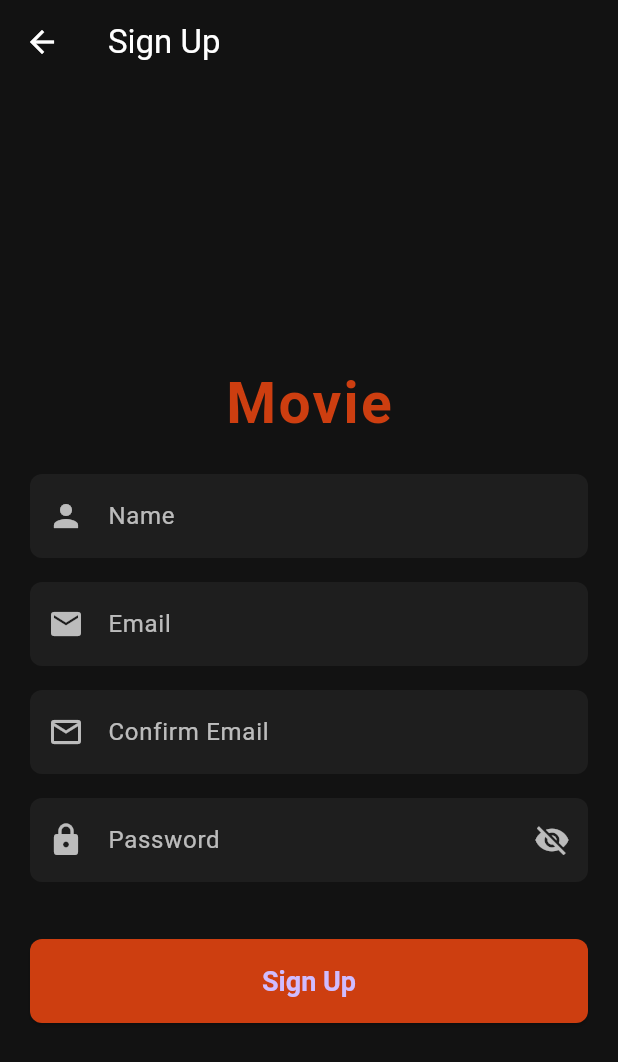
After one commit to AlshaimaaAbdElnaeem/movie, a Flutter app: the screen it shows after launch, scrolled down 56 dp, after a tap on "Sign In", after a tap on "Sign Up", on a phone screen of 412 x 824 dp. The commit adds this screen. Shown: the top 1062 px of the screen. Run offline on Flutter 3.47's test engine with Material 3 defaults, Android fonts, the phone set to English and light mode, and no system bars; our stand-ins replace dio, go_router, shared_preferences.

Commit message:
Add authentication screens and logic

```diff
--- /dev/null
+++ b/lib/features/Auth/signin.dart
@@ -0,0 +1,220 @@
+import 'package:flutter/material.dart';
+import 'signup.dart';
+import 'package:movie/features/navigation/nav_bar.dart';
+import 'package:shared_preferences/shared_preferences.dart';
+
+class SignInPage extends StatefulWidget {
+  const SignInPage({super.key});
+
+  @override
+  State<SignInPage> createState() => _SignInPageState();
+}
+
+class _SignInPageState extends State<SignInPage> {
+  final _formKey = GlobalKey<FormState>();
+  final emailController = TextEditingController();
+  final passwordController = TextEditingController();
+
+  bool obscure = true;
+
+  @override
+  Widget build(BuildContext context) {
+    return Scaffold(
+      backgroundColor: const Color(0xFF121212),
+      appBar: AppBar(
+        title: const Text('Sign In', style: TextStyle(color: Colors.white)),
+        backgroundColor: Colors.transparent,
+        elevation: 0,
+        iconTheme: const IconThemeData(color: Colors.white),
+      ),
+      body: SingleChildScrollView(
+        child: SizedBox(
+          height: MediaQuery.of(context).size.height,
+          child: Center(
+            child: ConstrainedBox(
+              constraints: const BoxConstraints(maxWidth: 600),
+              child: Padding(
+                padding: const EdgeInsets.fromLTRB(20.0, 8.0, 20.0, 20.0),
+                child: Form(
+                  key: _formKey,
+                  autovalidateMode: AutovalidateMode.onUserInteraction,
+                  child: Column(
+                    mainAxisSize: MainAxisSize
+                        .min, // ensure column wraps its content so it centers
+                    mainAxisAlignment: MainAxisAlignment.center,
+                    crossAxisAlignment: CrossAxisAlignment.center,
+                    children: [
+                      const Center(
+                        child: Text(
+                          'Movie',
+                          style: TextStyle(
+                            color: Color(
+                              0xFFCD3E10,
+                            ), // accent color used in app
+                            fontSize: 38,
+                            fontWeight: FontWeight.bold,
+                            letterSpacing: 1.5,
+                          ),
+                        ),
+                      ),
+                      const SizedBox(height: 8),
+                      userField(
+                        'Email',
+                        Icons.email,
+                        emailController,
+                        false,
+                        true,
+                      ),
+                      userField(
+                        'Password',
+                        Icons.lock,
+                        passwordController,
+                        true,
+                        false,
+                      ),
+                      const SizedBox(height: 30),
+                      ElevatedButton(
+                        style: ElevatedButton.styleFrom(
+                          backgroundColor: const Color(0xFFCD3E10),
+                          minimumSize: const Size(
+                            double.infinity,
+                            56,
+                          ), // full-width and taller
+                          padding: const EdgeInsets.symmetric(vertical: 16),
+                          shape: RoundedRectangleBorder(
+                            borderRadius: BorderRadius.circular(8),
+                          ),
+                          textStyle: const TextStyle(
+                            fontSize: 18,
+                            fontWeight: FontWeight.w600,
+                          ),
+                        ),
+                        onPressed: () async {
+                          if (_formKey.currentState!.validate()) {
+                            await _authenticate();
+                          }
+                        },
+                        child: const Text('Sign In'),
+                      ),
+                      const SizedBox(height: 15),
+                      Row(
+                        mainAxisAlignment: MainAxisAlignment.center,
+                        children: [
+                          const Text(
+                            "Don't have an account? ",
+                            style: TextStyle(color: Colors.white70),
+                          ),
+                          TextButton(
+                            style: TextButton.styleFrom(
+                              foregroundColor: const Color(0xFFCD3E10),
+                            ),
+                            onPressed: () {
+                              Navigator.push(
+                                context,
+                                MaterialPageRoute(
+                                  builder: (_) => const SignUpPage(),
+                                ),
+                              );
+                            },
+                            child: const Text('Sign Up'),
+                          ),
+                        ],
+                      ),
+                    ],
+                  ),
+                ),
+              ),
+            ),
+          ),
+        ),
+      ),
+    );
+  }
+
+  Widget userField(
+    String label,
+    IconData icon,
+    TextEditingController controller,
+    bool isPassword, [
+    bool isEmail = false,
+  ]) {
+    final emailRegex = RegExp(r"^[\w-\.]+@([\w-]+\.)+[\w-]{2,4}$");
+    return Padding(
+      padding: const EdgeInsets.symmetric(vertical: 8.0),
+      child: TextFormField(
+        onChanged: (value) {
+          // re-validate the form as the user types so the "required" message disappears
+          if (_formKey.currentState != null) _formKey.currentState!.validate();
+        },
+        controller: controller,
+        obscureText: isPassword ? obscure : false,
+        style: const TextStyle(color: Colors.white),
+        cursorColor: Colors.white70,
+        validator: (value) {
+          if (value == null || value.trim().isEmpty) {
+            return 'This field is required';
+          }
+          if (isEmail && !emailRegex.hasMatch(value.trim())) {
+            return 'Enter a valid email';
+          }
+          return null;
+        },
+        decoration: InputDecoration(
+          filled: true,
+          fillColor: const Color(0xFF1E1E1E),
+          prefixIcon: Icon(icon, color: Colors.white70),
+          labelText: label,
+          labelStyle: const TextStyle(color: Colors.white70),
+          contentPadding: const EdgeInsets.symmetric(
+            vertical: 16.0,
+            horizontal: 12.0,
+          ),
+          border: OutlineInputBorder(
+            borderRadius: BorderRadius.circular(8),
+            borderSide: BorderSide.none,
+          ),
+          suffixIcon: isPassword
+              ? IconButton(
+                  icon: Icon(
+                    obscure ? Icons.visibility_off : Icons.visibility,
+                    color: Colors.white70,
+                  ),
+                  onPressed: () => setState(() => obscure = !obscure),
+                )
+              : null,
+        ),
+      ),
+    );
+  }
+
+  Future<void> _authenticate() async {
+    final prefs = await SharedPreferences.getInstance();
+    if (!mounted) return;
+    final storedEmail = prefs.getString('user_email');
+    final storedPassword = prefs.getString('user_password');
+
+    if (storedEmail == null || storedPassword == null) {
+      if (!mounted) return;
+      ScaffoldMessenger.of(context).showSnackBar(
+        const SnackBar(content: Text('No user found. Please sign up.')),
+      );
+      return;
+    }
+
+    final email = emailController.text.trim();
+    final password = passwordController.text;
+
+    if (email == storedEmail && password == storedPassword) {
+      if (!mounted) return;
+      Navigator.pushReplacement(
+        context,
+        MaterialPageRoute(builder: (_) => const MyNavBar()),
+      );
+    } else {
+      if (!mounted) return;
+      ScaffoldMessenger.of(context).showSnackBar(
+        const SnackBar(content: Text('Invalid email or password')),
+      );
+    }
+  }
+}
--- /dev/null
+++ b/lib/features/Auth/signup.dart
@@ -0,0 +1,206 @@
+import 'package:flutter/material.dart';
+import 'package:movie/features/navigation/nav_bar.dart';
+import 'package:shared_preferences/shared_preferences.dart';
+
+class SignUpPage extends StatefulWidget {
+  const SignUpPage({super.key});
+
+  @override
+  State<SignUpPage> createState() => _SignUpPageState();
+}
+
+class _SignUpPageState extends State<SignUpPage> {
+  final _formKey = GlobalKey<FormState>();
+  final nameController = TextEditingController();
+  final emailController = TextEditingController();
+  final confirmEmailController = TextEditingController();
+  final passwordController = TextEditingController();
+
+  bool obscure = true;
+
+  @override
+  Widget build(BuildContext context) {
+    return Scaffold(
+      backgroundColor: const Color(0xFF121212),
+      appBar: AppBar(
+        title: const Text('Sign Up', style: TextStyle(color: Colors.white)),
+        backgroundColor: Colors.transparent,
+        elevation: 0,
+        iconTheme: const IconThemeData(color: Colors.white),
+      ),
+      body: SingleChildScrollView(
+        child: SizedBox(
+          height: MediaQuery.of(context).size.height,
+          child: Center(
+            child: ConstrainedBox(
+              constraints: const BoxConstraints(maxWidth: 600),
+              child: Padding(
+                padding: const EdgeInsets.fromLTRB(20.0, 8.0, 20.0, 20.0),
+                child: Form(
+                  key: _formKey,
+                  autovalidateMode: AutovalidateMode.onUserInteraction,
+                  child: Column(
+                    mainAxisSize:
+                        MainAxisSize.min, // keep column compact to center it
+                    mainAxisAlignment: MainAxisAlignment.center,
+                    crossAxisAlignment: CrossAxisAlignment.center,
+                    children: [
+                      // app-style title similar to splash above the Name field
+                      const Center(
+                        child: Text(
+                          'Movie',
+                          style: TextStyle(
+                            color: Color(
+                              0xFFCD3E10,
+                            ), // accent color used in app
+                            fontSize: 38,
+                            fontWeight: FontWeight.bold,
+                            letterSpacing: 1.5,
+                          ),
+                        ),
+                      ),
+                      const SizedBox(height: 12),
+                      userField(
+                        'Name',
+                        Icons.person,
+                        nameController,
+                        false,
+                        false,
+                      ),
+                      userField(
+                        'Email',
+                        Icons.email,
+                        emailController,
+                        false,
+                        true,
+                      ),
+                      userField(
+                        'Confirm Email',
+                        Icons.email_outlined,
+                        confirmEmailController,
+                        false,
+                        true,
+                      ),
+                      userField(
+                        'Password',
+                        Icons.lock,
+                        passwordController,
+                        true,
+                        false,
+                      ),
+                      const SizedBox(height: 30),
+                      ElevatedButton(
+                        style: ElevatedButton.styleFrom(
+                          backgroundColor: const Color(0xFFCD3E10),
+                          minimumSize: const Size(
+                            double.infinity,
+                            56,
+                          ), // full-width & taller
+                          padding: const EdgeInsets.symmetric(vertical: 16),
+                          shape: RoundedRectangleBorder(
+                            borderRadius: BorderRadius.circular(8),
+                          ),
+                          textStyle: const TextStyle(
+                            fontSize: 18,
+                            fontWeight: FontWeight.w600,
+                          ),
+                        ),
+                        onPressed: () async {
+                          if (_formKey.currentState!.validate()) {
+                            if (emailController.text !=
+                                confirmEmailController.text) {
+                              if (!mounted) return;
+                              ScaffoldMessenger.of(context).showSnackBar(
+                                const SnackBar(
+                                  content: Text('Emails do not match!'),
+                                ),
+                              );
+                              return;
+                            }
+
+                            await _saveUser();
+                            if (!mounted) return;
+
+                            Navigator.pushReplacement(
+                              context,
+                              MaterialPageRoute(
+                                builder: (_) => const MyNavBar(),
+                              ),
+                            );
+                          }
+                        },
+                        child: const Text('Sign Up'),
+                      ),
+                    ],
+                  ),
+                ),
+              ),
+            ),
+          ),
+        ),
+      ),
+    );
+  }
+
+  Widget userField(
+    String label,
+    IconData icon,
+    TextEditingController controller,
+    bool isPassword, [
+    bool isEmail = false,
+  ]) {
+    final emailRegex = RegExp(r"^[\w-\.]+@([\w-]+\.)+[\w-]{2,4}$");
+    return Padding(
+      padding: const EdgeInsets.symmetric(vertical: 8.0),
+      child: TextFormField(
+        onChanged: (value) {
+          if (_formKey.currentState != null) _formKey.currentState!.validate();
+        },
+        controller: controller,
+        obscureText: isPassword ? obscure : false,
+        style: const TextStyle(color: Colors.white),
+        cursorColor: Colors.white70,
+        validator: (value) {
+          if (value == null || value.trim().isEmpty) {
+            return 'This field is required';
+          }
+          if (isEmail && !emailRegex.hasMatch(value.trim())) {
+            return 'Enter a valid email';
+          }
+          return null;
+        },
+        decoration: InputDecoration(
+          filled: true,
+          fillColor: const Color(0xFF1E1E1E),
+          prefixIcon: Icon(icon, color: Colors.white70),
+          labelText: label,
+          labelStyle: const TextStyle(color: Colors.white70),
+          contentPadding: const EdgeInsets.symmetric(
+            vertical: 16.0,
+            horizontal: 12.0,
+          ),
+          border: OutlineInputBorder(
+            borderRadius: BorderRadius.circular(8),
+            borderSide: BorderSide.none,
+          ),
+          suffixIcon: isPassword
+              ? IconButton(
+                  icon: Icon(
+                    obscure ? Icons.visibility_off : Icons.visibility,
+                    color: Colors.white70,
+                  ),
+                  onPressed: () => setState(() => obscure = !obscure),
+                )
+              : null,
+        ),
+      ),
+    );
+  }
+
+  Future<void> _saveUser() async {
+    final prefs = await SharedPreferences.getInstance();
+    await prefs.setString('user_name', nameController.text.trim());
+    await prefs.setString('user_email', emailController.text.trim());
+    await prefs.setString('user_password', passwordController.text);
+  }
+}
--- a/lib/features/splash/presentation/screens/splash_screen.dart
+++ b/lib/features/splash/presentation/screens/splash_screen.dart
@@ -0,0 +1,69 @@
+import 'package:flutter/material.dart';
+import 'package:movie/features/Auth/signin.dart';
+
+class SplashScreen extends StatefulWidget {
+  const SplashScreen({super.key});
+
+  @override
+  State<SplashScreen> createState() => _SplashScreenState();
+}
+
+class _SplashScreenState extends State<SplashScreen>
+    with SingleTickerProviderStateMixin {
+  late AnimationController _controller;
+  late Animation<double> _fadeAnimation;
+
+  @override
+  void initState() {
+    super.initState();
+
+    // إعداد الأنيميشن
+    _controller = AnimationController(
+      vsync: this,
+      duration: const Duration(seconds: 2),
+    );
+
+    _fadeAnimation = CurvedAnimation(
+      parent: _controller,
+      curve: Curves.easeIn,
+    );
+
+    _controller.forward();
+
+    // الانتقال بعد 3 ثواني
+    Future.delayed(const Duration(seconds: 3), () {
+      if (!mounted) return;
+      Navigator.pushReplacement(
+        context,
+        MaterialPageRoute(builder: (context) => const SignInPage()),
+      );
+    });
+  }
+
+  @override
+  void dispose() {
+    _controller.dispose();
+    super.dispose();
+  }
+
+  @override
+  Widget build(BuildContext context) {
+    return Scaffold(
+      backgroundColor: const Color(0xFF0A0A0A), // خلفية داكنة متناسقة مع المشروع
+      body: Center(
+        child: FadeTransition(
+          opacity: _fadeAnimation,
+          child: Text(
+            'Movie',
+            style: const TextStyle(
+              color: Color(0xFFCD3E10), // اللون الأساسي للمشروع
+              fontSize: 45,
+              fontWeight: FontWeight.bold,
+              letterSpacing: 2,
+            ),
+          ),
+        ),
+      ),
+    );
+  }
+}
--- a/lib/main.dart
+++ b/lib/main.dart
@@ -1,5 +1,5 @@
 import 'package:flutter/material.dart';
-import 'package:movie/features/navigation/nav_bar.dart';
+import 'package:movie/features/splash/presentation/screens/splash_screen.dart';
 
 void main() {
   runApp(MyApp());
@@ -13,14 +13,19 @@ class MyApp extends StatelessWidget {
     return MaterialApp(
       debugShowCheckedModeBanner: false,
       theme: ThemeData(
-        fontFamily: 'Roboto',  // تخصيص الخط
-        brightness: Brightness.dark,  // or light
+        fontFamily: 'Roboto', // تخصيص الخط
+        brightness: Brightness.dark, // or light
         // appBarTheme: const AppBarTheme(
         //   backgroundColor: Color.fromARGB(19, 19, 19, 19),  // تخصيص لون الـ AppBar
         // ),
-        scaffoldBackgroundColor: const Color.fromARGB(19, 19, 19, 19),  // تخصيص لون الخلفية العامة
+        scaffoldBackgroundColor: const Color.fromARGB(
+          19,
+          19,
+          19,
+          19,
+        ), // تخصيص لون الخلفية العامة
       ),
-      home: MyNavBar(),
+      home: const SplashScreen(),
     );
   }
 }
--- a/pubspec.yaml
+++ b/pubspec.yaml
@@ -2,7 +2,7 @@ name: movie
 description: "A new Flutter project."
 # The following line prevents the package from being accidentally published to
 # pub.dev using `flutter pub publish`. This is preferred for private packages.
-publish_to: 'none' # Remove this line if you wish to publish to pub.dev
+publish_to: "none" # Remove this line if you wish to publish to pub.dev
 
 # The following defines the version and build number for your application.
 # A version number is three numbers separated by dots, like 1.2.43
@@ -34,6 +34,7 @@ dependencies:
     sdk: flutter
   flutter_screenutil: ^5.9.3
   go_router: ^16.2.5
+  shared_preferences: ^2.0.15
 
 dev_dependencies:
   flutter_lints: ^5.0.0
@@ -44,7 +45,6 @@ dev_dependencies:
 # following page: https://dart.dev/tools/pub/pubspec
 # The following section is specific to Flutter packages.
 flutter:
-
   # The following line ensures that the Material Icons font is
   # included with your application, so that you can use the icons in
   # the material Icons class.
```
Also changed, not shown: lib/features/details/details_screen.dart (+47 -5 lines), lib/features/navigation/nav_bar.dart (+13 -6 lines), pubspec.lock, 1 other file.
